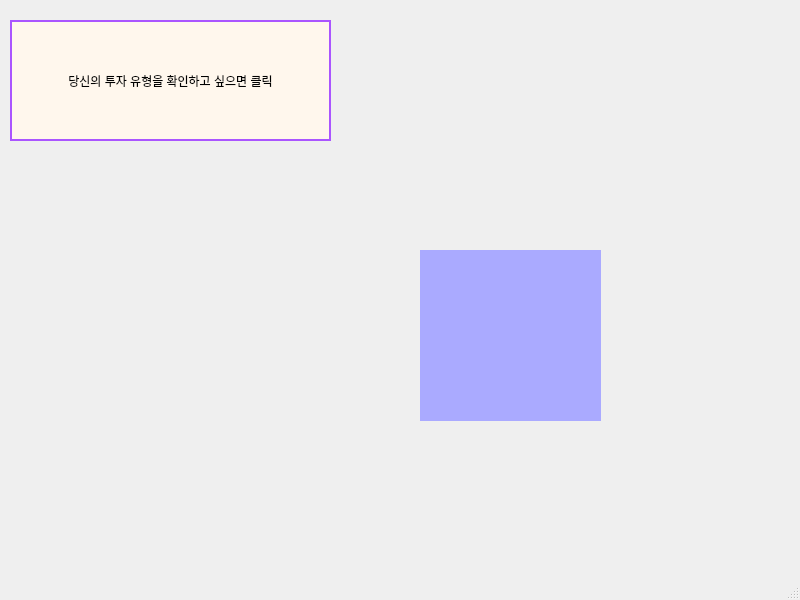
Before: the Qt Designer form gui/ui/test_result.ui in daejlee/Noodle_Company, drawn with Qt 5.
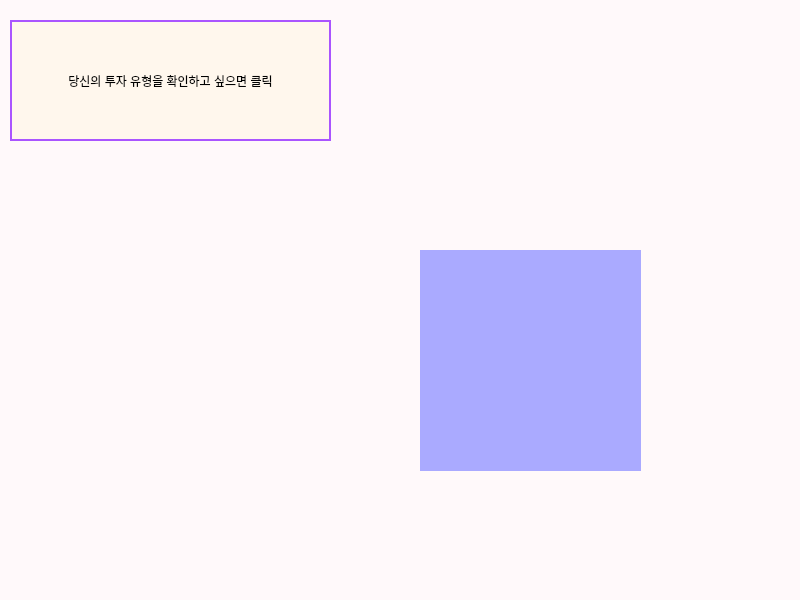
After: the same form once the commit is applied.

```diff
--- a/gui/ui/test_result.ui
+++ b/gui/ui/test_result.ui
@@ -13,6 +13,9 @@
   <property name="windowTitle">
    <string>MainWindow</string>
   </property>
+  <property name="styleSheet">
+   <string notr="true">background-color: rgb(255, 249, 250);</string>
+  </property>
   <widget class="QWidget" name="centralwidget">
    <widget class="QPushButton" name="pushButton">
     <property name="geometry">
@@ -48,8 +51,8 @@
      <rect>
       <x>420</x>
       <y>250</y>
-      <width>181</width>
-      <height>171</height>
+      <width>221</width>
+      <height>221</height>
      </rect>
     </property>
     <property name="styleSheet">
```
